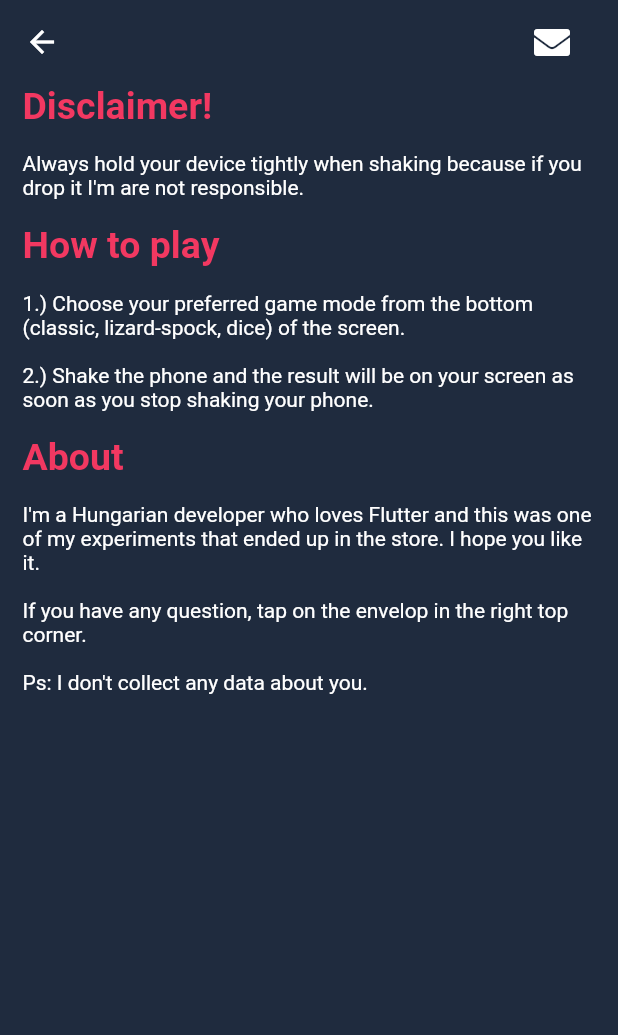
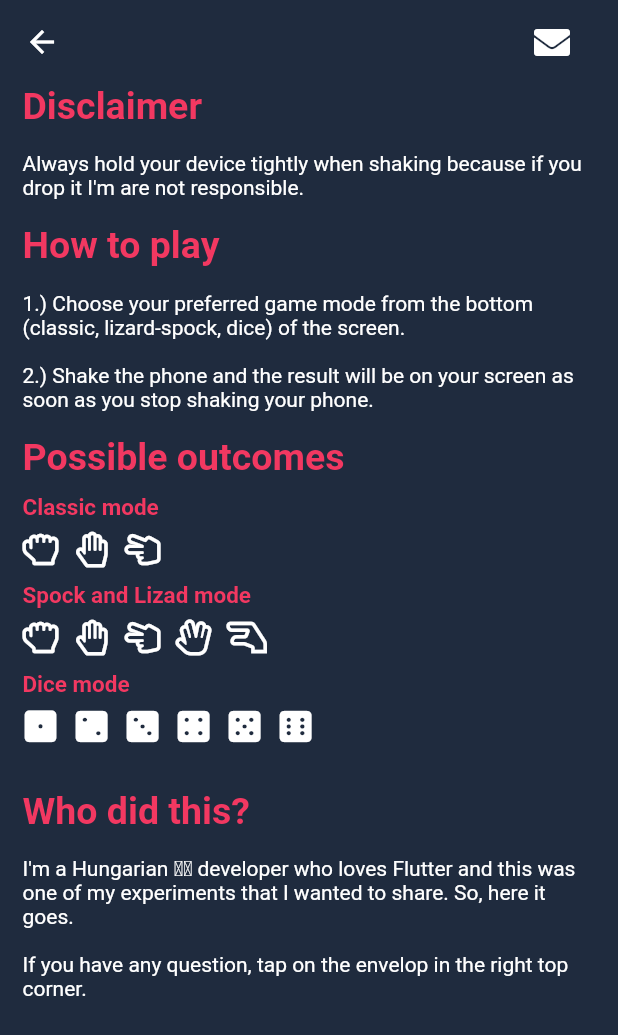
Before and after one commit to onetdev/flutter_shaky_rps, a Flutter app: the Info screen opened by its route, on a phone screen of 412 x 824 dp. Shown: the top 1035 px of the screen. Run offline on Flutter 3.47's test engine with Material 2 defaults, Android fonts, the phone set to English and light mode, and no system bars; our stand-ins replace font_awesome_flutter, sensors; missing offline and left inert: random_color.

Commit message:
Add details to about page.

```diff
--- a/lib/ui/screen/info.dart
+++ b/lib/ui/screen/info.dart
@@ -1,6 +1,7 @@
 import 'package:flutter/cupertino.dart';
 import 'package:flutter/material.dart';
 import 'package:font_awesome_flutter/font_awesome_flutter.dart';
+import 'package:shaky_rps/vars/shake_set.dart';
 import 'package:url_launcher/url_launcher.dart';
 
 class Info extends StatefulWidget {
@@ -9,17 +10,17 @@ class Info extends StatefulWidget {
 }
 
 class _Info extends State<Info> {
+  static var headline = TextStyle(
+    color: const Color(0xfff23861),
+    fontSize: 25,
+    fontWeight: FontWeight.bold,
+  );
+
+  static var paragraph = TextStyle(color: Colors.white);
+
   @override
   Widget build(BuildContext context) {
     Size deviceSize = MediaQuery.of(context).size;
-
-    var headline = TextStyle(
-      color: const Color(0xfff23861),
-      fontSize: 25,
-      fontWeight: FontWeight.bold,
-    );
-
-    var paragraph = TextStyle(color: Colors.white);
 
     return Scaffold(
       appBar: AppBar(
@@ -39,8 +40,9 @@ class _Info extends State<Info> {
         color: const Color(0xff1f2b3e),
         width: deviceSize.width,
         height: deviceSize.height,
-        child: ListView(padding:  EdgeInsets.symmetric(horizontal: 15), children: [
-          Text('Disclaimer!', style: headline),
+        child:
+            ListView(padding: EdgeInsets.symmetric(horizontal: 15), children: [
+          Text('Disclaimer', style: headline),
           Text(
               "\nAlways hold your device tightly when shaking because if you drop it I'm are not responsible.\n",
               style: paragraph),
@@ -51,17 +53,49 @@ class _Info extends State<Info> {
           Text(
               "2.) Shake the phone and the result will be on your screen as soon as you stop shaking your phone.\n",
               style: paragraph),
-          Text('About', style: headline),
+          Text("Possible outcomes", style: headline),
+          SizedBox(height: 10),
+          _getRollTable(),
+          SizedBox(height: 20),
+          Text("Who did this?", style: headline),
           Text(
-            "\nI'm a Hungarian developer who loves Flutter and this was one of my experiments that ended up in the store. I hope you like it.\n" +
+            "\nI'm a Hungarian \ud83c\udded\ud83c\uddfa developer who loves Flutter and this was one of my experiments that I wanted to share. " +
+                "So, here it goes.\n" +
                 "\nIf you have any question, tap on the envelop in the right top corner.",
             style: paragraph,
           ),
-          Text(
-              "\nPs: I don't collect any data about you.\n",
-              style: paragraph),
         ]),
       ),
+    );
+  }
+
+  Column _getRollTable() {
+    var rows = List<Widget>();
+
+    ShakeGameSets.getModes().forEach((name, mode) {
+      rows.add(Text(
+        mode.icon.text,
+        style: TextStyle(
+          color: const Color(0xfff23861),
+          fontSize: 15,
+          fontWeight: FontWeight.bold,
+        ),
+      ));
+
+      var cols = List<Widget>();
+      mode.items.forEach((elem) {
+        cols.add(Padding(
+          padding: EdgeInsets.only(top: 7, bottom: 10, right: 10),
+          child: Icon(elem.icon, color: Colors.white),
+        ));
+      });
+
+      rows.add(Row(children: cols));
+    });
+
+    return Column(
+      children: rows,
+      crossAxisAlignment: CrossAxisAlignment.start,
     );
   }
 
```
